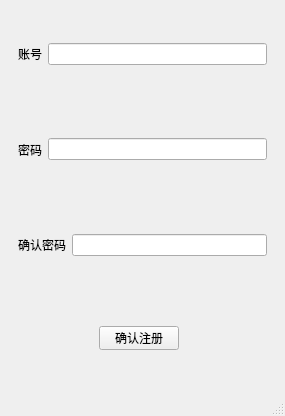
Cavendix/im_client, file login.ui: the form before one commit.
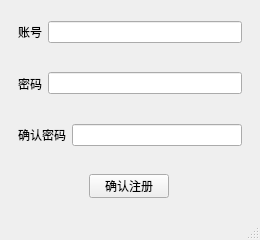
The form after the commit.

Patch:
```diff
--- a/login.ui
+++ b/login.ui
@@ -6,10 +6,22 @@
    <rect>
     <x>0</x>
     <y>0</y>
-    <width>285</width>
-    <height>416</height>
+    <width>260</width>
+    <height>240</height>
    </rect>
   </property>
+  <property name="minimumSize">
+   <size>
+    <width>260</width>
+    <height>240</height>
+   </size>
+  </property>
+  <property name="maximumSize">
+   <size>
+    <width>260</width>
+    <height>240</height>
+   </size>
+  </property>
   <property name="windowTitle">
    <string>MainWindow</string>
   </property>
@@ -68,8 +80,8 @@
       <widget class="QPushButton" name="login_2">
        <property name="geometry">
         <rect>
-         <x>90</x>
-         <y>30</y>
+         <x>80</x>
+         <y>10</y>
          <width>80</width>
          <height>24</height>
         </rect>
```
Left out of the diff: 2 changed lines with no effect on the pictures.
